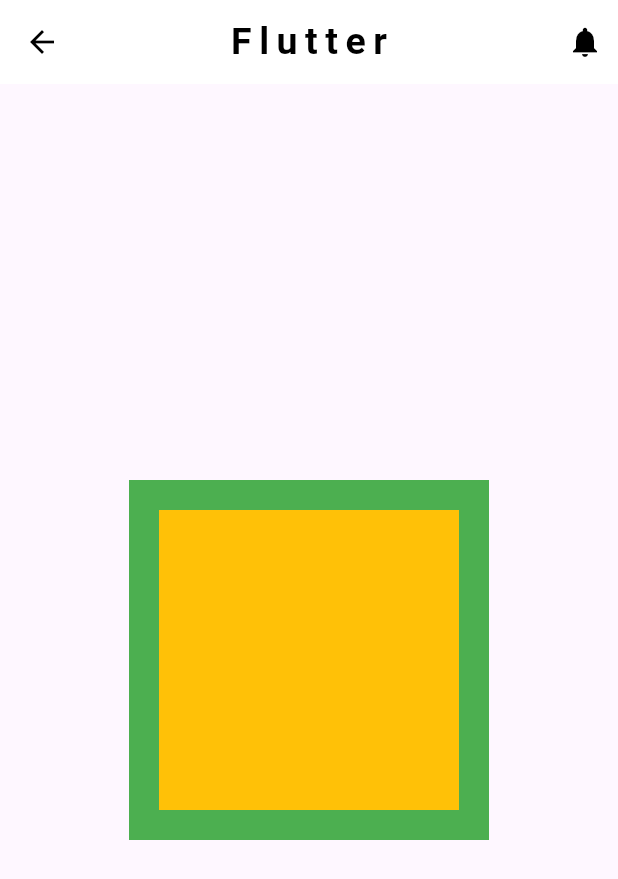
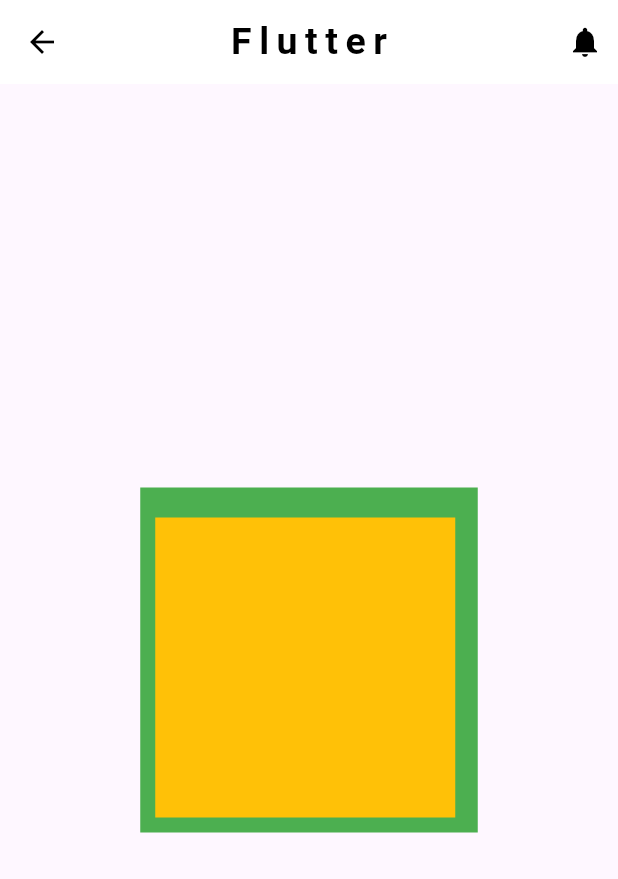
Before and after one commit to RaFiuL-RaZu/app_create, a Flutter app: the screen it shows after launch, on a phone screen of 412 x 824 dp. Shown: the top 879 px of the screen. Run offline on Flutter 3.47's test engine with Material 3 defaults, Android fonts, the phone set to English and light mode, and no system bars.

Commit message:
innit commit

```diff
--- a/lib/main.dart
+++ b/lib/main.dart
@@ -27,7 +27,7 @@ main() {
       body:Center(
         child: Center(
           child: Container(
-            padding: EdgeInsets.symmetric(horizontal: 20,vertical: 20),
+            padding: EdgeInsets.only(left: 10,right: 15,top: 20,bottom: 10),
             color: Colors.green,
             child: Container(
               height: 200,
```
